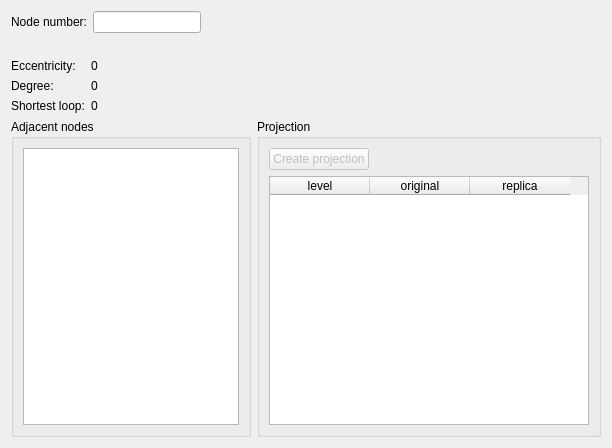
Above: gui/NodeInfoForm.ui from Savelyev-Aleksey/Compact-graph before the change. Below: the same form after it.
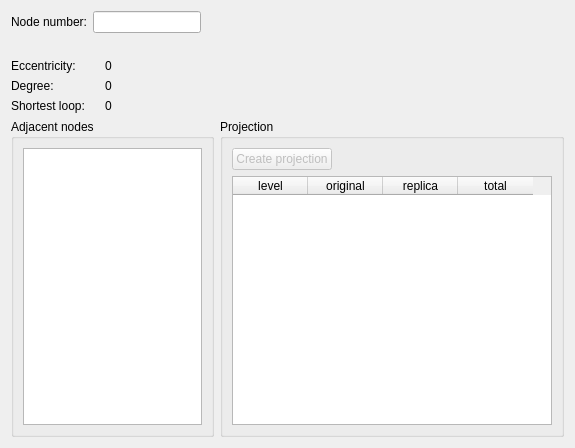
That is the form after the change.

Commit message: Updated graph info form. Added projection short loop finder. Added graph grith param. In graph info print min and max degree params. Unify functions to call after read projections.

What changed in the file:
```diff
--- a/gui/NodeInfoForm.ui
+++ b/gui/NodeInfoForm.ui
@@ -6,7 +6,7 @@
    <rect>
     <x>0</x>
     <y>0</y>
-    <width>612</width>
+    <width>575</width>
     <height>448</height>
    </rect>
   </property>
@@ -63,6 +63,9 @@
    </item>
    <item>
     <layout class="QFormLayout" name="formLayout">
+     <property name="horizontalSpacing">
+      <number>20</number>
+     </property>
      <item row="0" column="0">
       <widget class="QLabel" name="label">
        <property name="text">
@@ -178,6 +181,21 @@
             <height>0</height>
            </size>
           </property>
+          <property name="editTriggers">
+           <set>QAbstractItemView::NoEditTriggers</set>
+          </property>
+          <property name="selectionMode">
+           <enum>QAbstractItemView::NoSelection</enum>
+          </property>
+          <attribute name="horizontalHeaderDefaultSectionSize">
+           <number>75</number>
+          </attribute>
+          <attribute name="horizontalHeaderMinimumSectionSize">
+           <number>70</number>
+          </attribute>
+          <attribute name="verticalHeaderVisible">
+           <bool>false</bool>
+          </attribute>
           <column>
            <property name="text">
             <string>level</string>
@@ -193,6 +211,11 @@
             <string>replica</string>
            </property>
           </column>
+          <column>
+           <property name="text">
+            <string>total</string>
+           </property>
+          </column>
          </widget>
         </item>
        </layout>
```
The commit also changes 13 other files.
